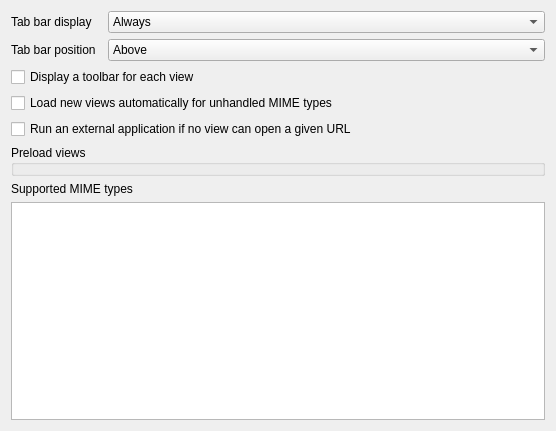
The window that src/prefs_views.ui (UjOwtuc/quadkonsole4) describes before a commit, drawn with Qt 5.
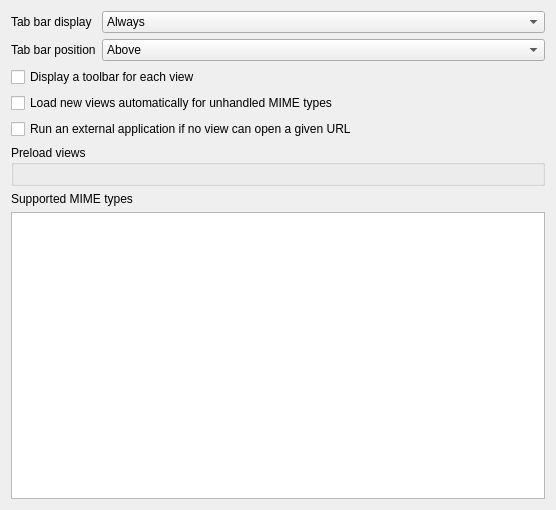
The same window after the commit. Custom widgets are drawn as their Qt base class.

```diff
--- a/src/prefs_views.ui
+++ b/src/prefs_views.ui
@@ -7,53 +7,13 @@
     <x>0</x>
     <y>0</y>
     <width>556</width>
-    <height>431</height>
+    <height>510</height>
    </rect>
   </property>
   <property name="windowTitle">
    <string>Views</string>
   </property>
-  <layout class="QGridLayout" name="gridLayout">
-   <item row="5" column="0" colspan="3">
-    <widget class="KEditListBox" name="kcfg_views">
-     <property name="title">
-      <string>Preload views</string>
-     </property>
-     <property name="flat">
-      <bool>false</bool>
-     </property>
-     <property name="checkable">
-      <bool>false</bool>
-     </property>
-     <property name="checked">
-      <bool>false</bool>
-     </property>
-    </widget>
-   </item>
-   <item row="2" column="0" colspan="3">
-    <widget class="QCheckBox" name="kcfg_viewHasToolbar">
-     <property name="text">
-      <string>Display a toolbar for each view</string>
-     </property>
-    </widget>
-   </item>
-   <item row="7" column="0" colspan="3">
-    <widget class="QListWidget" name="mimeList"/>
-   </item>
-   <item row="6" column="0" colspan="3">
-    <widget class="QLabel" name="mimeTypesLabel">
-     <property name="text">
-      <string>Supported MIME types</string>
-     </property>
-    </widget>
-   </item>
-   <item row="3" column="0" colspan="3">
-    <widget class="QCheckBox" name="kcfg_autoloadView">
-     <property name="text">
-      <string>Load new views automatically for unhandled MIME types</string>
-     </property>
-    </widget>
-   </item>
+  <layout class="QGridLayout" name="gridLayout_2">
    <item row="0" column="0">
     <widget class="QLabel" name="label">
      <property name="text">
@@ -61,7 +21,7 @@
      </property>
     </widget>
    </item>
-   <item row="0" column="2">
+   <item row="0" column="1">
     <widget class="QComboBox" name="kcfg_showTabBar">
      <property name="sizePolicy">
       <sizepolicy hsizetype="Preferred" vsizetype="Fixed">
@@ -93,7 +53,7 @@
      </property>
     </widget>
    </item>
-   <item row="1" column="2">
+   <item row="1" column="1">
     <widget class="QComboBox" name="kcfg_tabBarPosition">
      <property name="sizePolicy">
       <sizepolicy hsizetype="Preferred" vsizetype="Fixed">
@@ -113,20 +73,56 @@
      </item>
     </widget>
    </item>
-   <item row="4" column="0" colspan="3">
+   <item row="2" column="0" colspan="2">
+    <widget class="QCheckBox" name="kcfg_viewHasToolbar">
+     <property name="text">
+      <string>Display a toolbar for each view</string>
+     </property>
+    </widget>
+   </item>
+   <item row="3" column="0" colspan="2">
+    <widget class="QCheckBox" name="kcfg_autoloadView">
+     <property name="text">
+      <string>Load new views automatically for unhandled MIME types</string>
+     </property>
+    </widget>
+   </item>
+   <item row="4" column="0" colspan="2">
     <widget class="QCheckBox" name="kcfg_runExternal">
      <property name="text">
       <string>Run an external application if no view can open a given URL</string>
      </property>
     </widget>
    </item>
+   <item row="5" column="0" colspan="2">
+    <widget class="QGroupBox" name="preloadGroup">
+     <property name="title">
+      <string>Preload views</string>
+     </property>
+     <layout class="QGridLayout" name="gridLayout">
+      <item row="0" column="0">
+       <widget class="KEditListWidget" name="kcfg_views"/>
+      </item>
+     </layout>
+    </widget>
+   </item>
+   <item row="6" column="0" colspan="2">
+    <widget class="QLabel" name="mimeTypesLabel">
+     <property name="text">
+      <string>Supported MIME types</string>
+     </property>
+    </widget>
+   </item>
+   <item row="7" column="0" colspan="2">
+    <widget class="QListWidget" name="mimeList"/>
+   </item>
   </layout>
  </widget>
  <customwidgets>
   <customwidget>
-   <class>KEditListBox</class>
-   <extends>QGroupBox</extends>
-   <header>keditlistbox.h</header>
+   <class>KEditListWidget</class>
+   <extends>QWidget</extends>
+   <header>keditlistwidget.h</header>
   </customwidget>
  </customwidgets>
  <resources/>
```
